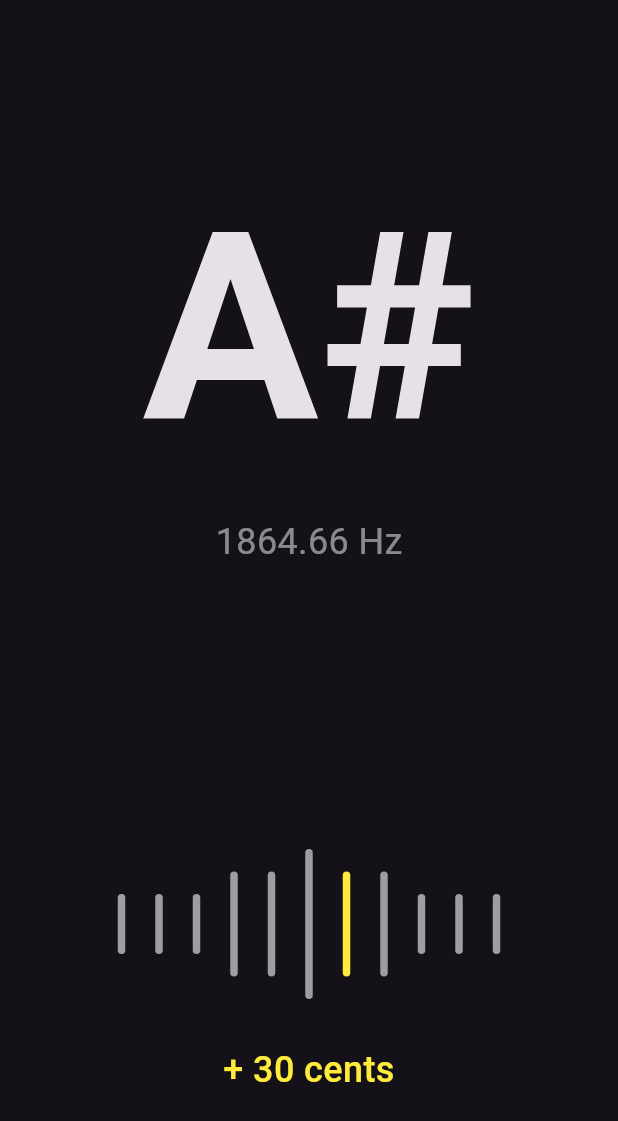
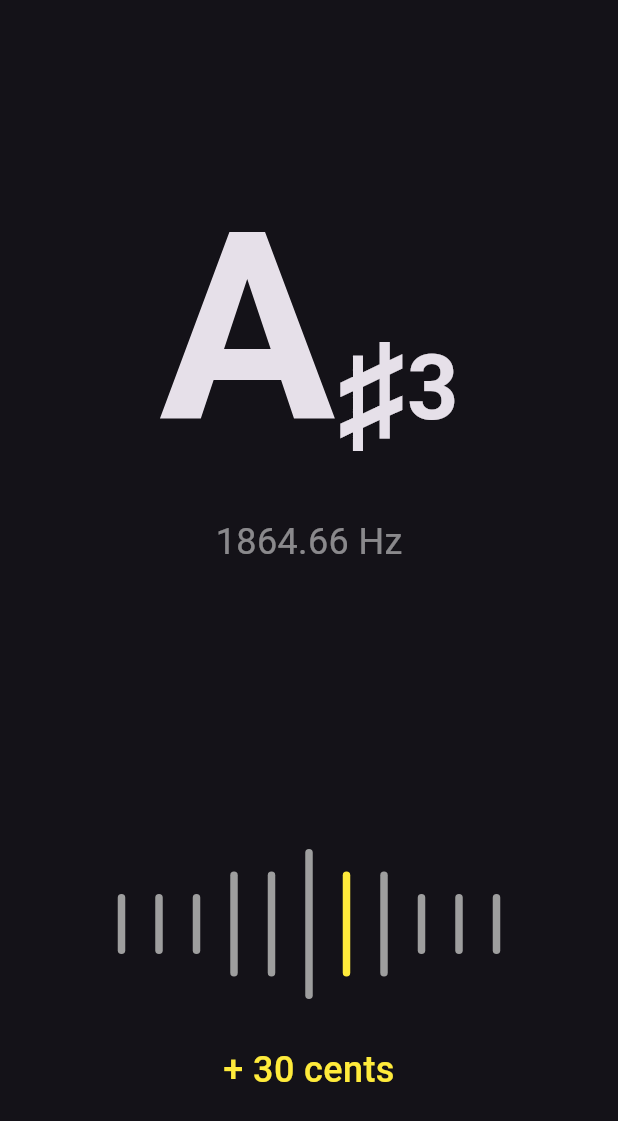
Before and after one commit to silverlightning926/noteworthy, a Flutter app: the screen it shows after launch, on a phone screen of 412 x 824 dp. Shown: the top 1121 px of the screen. Run offline on Flutter 3.47's test engine with Material 3 defaults, Android fonts, the phone set to English and light mode, and no system bars; our stand-ins replace go_router.

Commit message:
Added Octave To Note Indicator

```diff
--- a/lib/components/note_indicator.dart
+++ b/lib/components/note_indicator.dart
@@ -1,3 +1,4 @@
+import 'package:easy_rich_text/easy_rich_text.dart';
 import 'package:flutter/material.dart';
 import 'package:noteworthy/models/notes.dart';
 
@@ -5,23 +6,44 @@ class NoteIndicator extends StatelessWidget {
   final Notes note;
   final int octave;
 
-  const NoteIndicator({
+  NoteIndicator({
     super.key,
     required this.note,
     required this.octave,
-  });
+  }) : assert(
+            octave >= 0 && octave < note.frequencies.length, "Invalid octave");
 
   @override
   Widget build(BuildContext context) {
     return Column(
       mainAxisAlignment: MainAxisAlignment.center,
       children: [
-        Text(
-          note.note,
-          style: const TextStyle(
+        EasyRichText(
+          "${note.note}${octave + 1}",
+          textAlign: TextAlign.center,
+          defaultStyle: const TextStyle(
             fontSize: 175,
             fontWeight: FontWeight.bold,
           ),
+          patternList: [
+            EasyRichTextPattern(
+              targetString: '♯',
+              matchWordBoundaries: false,
+              style: const TextStyle(
+                fontSize: 85,
+                fontWeight: FontWeight.bold,
+              ),
+            ),
+            EasyRichTextPattern(
+              targetString: ["0", "1", "2", "3", "4", "5", "6", "7", "8"],
+              matchWordBoundaries: false,
+              subScript: true,
+              style: const TextStyle(
+                fontSize: 60,
+                fontWeight: FontWeight.bold,
+              ),
+            ),
+          ],
         ),
         Text(
           "${note.frequencies[octave]} Hz",
--- a/lib/models/notes.dart
+++ b/lib/models/notes.dart
@@ -1,6 +1,6 @@
 enum Notes {
   a(note: "A", frequencies: [440, 880, 1760, 3520, 7040, 14080, 28160, 56320]),
-  aSharp(note: "A#", frequencies: [
+  aSharp(note: "A♯", frequencies: [
     466.16,
     932.33,
     1864.66,
@@ -30,7 +30,7 @@ enum Notes {
     33488,
     66976,
   ]),
-  cSharp(note: "C#", frequencies: [
+  cSharp(note: "C♯", frequencies: [
     554.37,
     1108.73,
     2217.46,
@@ -50,7 +50,7 @@ enum Notes {
     37589.1,
     75168.2,
   ]),
-  dSharp(note: "D#", frequencies: [
+  dSharp(note: "D♯", frequencies: [
     622.25,
     1244.51,
     2489.02,
@@ -80,7 +80,7 @@ enum Notes {
     44701.2,
     89402.4,
   ]),
-  fSharp(note: "F#", frequencies: [
+  fSharp(note: "F♯", frequencies: [
     739.99,
     1479.98,
     2959.96,
@@ -100,7 +100,7 @@ enum Notes {
     50175.44,
     100350.88,
   ]),
-  gSharp(note: "G#", frequencies: [
+  gSharp(note: "G♯", frequencies: [
     830.61,
     1661.22,
     3322.44,
--- a/lib/routes/home_route.dart
+++ b/lib/routes/home_route.dart
@@ -8,9 +8,9 @@ class HomeRoute extends StatelessWidget {
 
   @override
   Widget build(BuildContext context) {
-    return const Scaffold(
+    return Scaffold(
       body: Padding(
-        padding: EdgeInsets.symmetric(
+        padding: const EdgeInsets.symmetric(
           horizontal: 16,
         ),
         child: Column(
@@ -21,7 +21,7 @@ class HomeRoute extends StatelessWidget {
               note: Notes.aSharp,
               octave: 2,
             ),
-            TuningIndicator(
+            const TuningIndicator(
               cents: 30,
             ),
           ],
--- a/pubspec.yaml
+++ b/pubspec.yaml
@@ -8,6 +8,7 @@ environment:
   sdk: ^3.5.2
 
 dependencies:
+  easy_rich_text: ^2.1.0
   flutter:
     sdk: flutter
 
```
Also changed, not shown: pubspec.lock.
